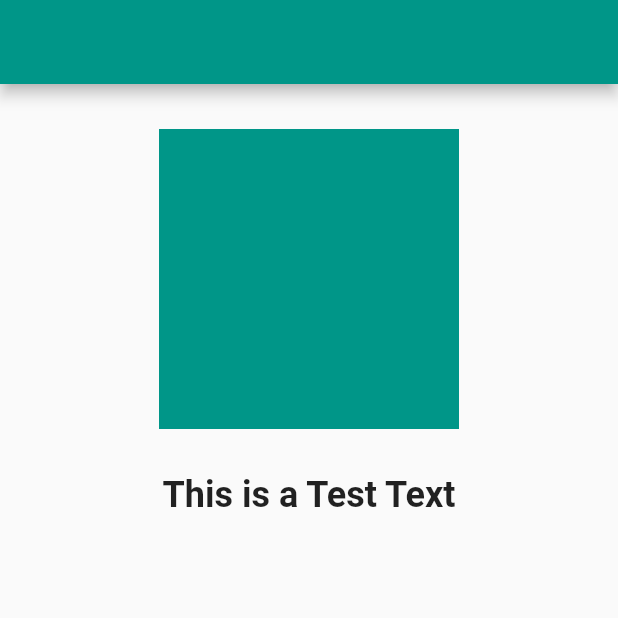
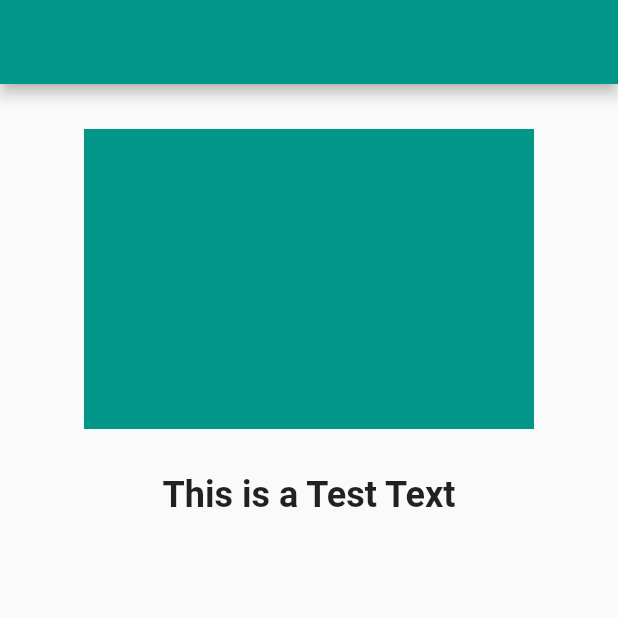
Before and after one commit to AhmedAbouelkher/Response-for-Flutter, a Flutter app: the screen it shows after launch, on a phone screen of 412 x 824 dp, the top half of it. Run offline on Flutter 3.47's test engine with Material 2 defaults, Android fonts, the phone set to English and light mode, and no system bars.

Commit message:
bug fixes

````diff
--- a/example/lib/main.dart
+++ b/example/lib/main.dart
@@ -29,10 +29,6 @@ class MyApp extends StatelessWidget {
     //the general context of the app
     //Both Child and Context is required to initialize the config process
     return UISizeConfig(
-      //passing the context.
-      context: context,
-      //setting our whole material app as a child.
-      //see the documintaion if you want to know more.
       child: MaterialApp(
         home: HomePage(),
       ),
@@ -63,7 +59,7 @@ class HomePage extends StatelessWidget {
                 //across all the available displays on which the app will work on.
                 //Note: the scaling process will work also in the same device in both
                 //in Portrait mode or in Landscape mode.
-                width: SizeConfig().setWidth(200),
+                width: SizeConfig().setWidth(300),
                 height: SizeConfig().setHeight(200),
                 color: Colors.teal,
               ),
--- a/lib/ui_size_config.dart
+++ b/lib/ui_size_config.dart
@@ -3,10 +3,9 @@
 ** Package Author: Ahmed M. Abouelkher
 ** E-mail: am303737@gmail.com
 
-* Original Author: PrateekSharma1712/TechieBlossom
-* Github Profile: https://github.com/TechieBlossom
+* Algorithm Original Author: PrateekSharma1712/TechieBlossom
 * Github Profile: https://github.com/PrateekSharma1712
-* Original blogpost: https://techieblossom.com/flutter-responsive-ui-for-learning-platform-app/
+
 */
 
 library ui_size_config;
@@ -20,30 +19,7 @@ class UISizeConfig extends StatelessWidget {
   ///We are using it to get [constraints] and [orientation] information
   ///about the currently running app.
 
-  UISizeConfig({@required this.context, @required this.child});
-
-  ///`context` is the whole app context with which we are able to get more
-  ///information about the app widgets status and more information about our
-  ///widget tree as well as our widget status in the same tree.
-  ///`context` is a requirement to enable the package to work.
-  ///
-  /// {@tool sample}
-  ///
-  /// ```dart
-  ///     UISizeConfig(
-  ///       context: context,
-  ///       child: MaterialApp(
-  ///         home: HomePage(),
-  ///       ),
-  ///     )
-  /// ```
-  /// {@end-tool}
-  ///
-  /// Still confused? Run the example app in which you can fine
-  /// a working example with full comments to teach you every step
-  /// the example: https://github.com/AhmedAbouelkher/UI_SizeConfig-for-Flutter/tree/master/example
-  ///
-  final BuildContext context;
+  UISizeConfig({this.child});
 
   ///`child` is the child widget in which we want to use our package
   ///
@@ -68,7 +44,9 @@ class UISizeConfig extends StatelessWidget {
   /// a working example with full comments to teach you every step
   /// the example: https://github.com/AhmedAbouelkher/UI_SizeConfig-for-Flutter/tree/master/example
   ///
+
   final Widget child;
+
   @override
   Widget build(BuildContext context) {
     ///[LayoutBuilder] is used to get the constraints/borders geometry of
@@ -79,6 +57,7 @@ class UISizeConfig extends StatelessWidget {
         ///the device in which the app is working on.
         return OrientationBuilder(
           builder: (BuildContext context, Orientation orientation) {
+            ///initializing our brain
             SizeConfig()._init(constraints, orientation);
             return child;
           },
--- a/pubspec.yaml
+++ b/pubspec.yaml
@@ -1,6 +1,6 @@
 name: ui_size_config
 description: Flutter plugin helps to maintain a clean looking widgets size in all available displays in which the app will be
-version: 0.0.2+2
+version: 0.0.2+3
 homepage: https://github.com/AhmedAbouelkher/UI_SizeConfig-for-Flutter
 
 environment:
````
Also changed, not shown: example/pubspec.lock, 1 other file.
